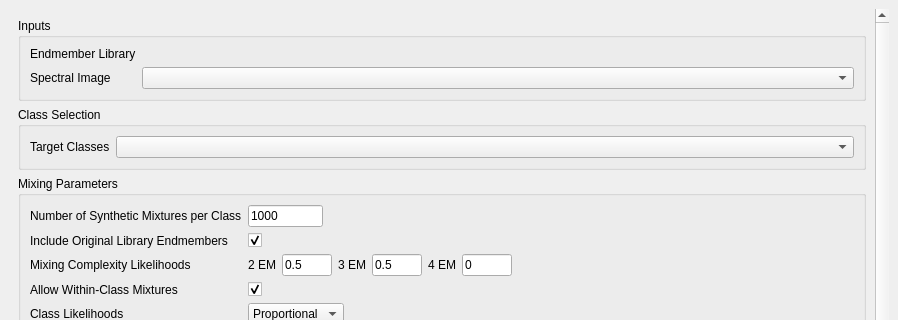
Old version of the form enmapbox/coreapps/enmapboxapplications/synthmixapp/ui/main.ui in the repository jakimowb/enmapbox_testmigration2; both pictures show x 0 to 898 and y 0 to 320 of the 898 by 651 pixel window.
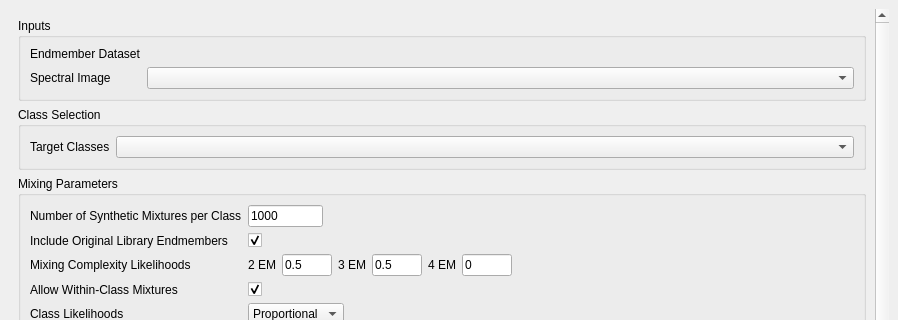
New version of the form. Icons and pictures are not drawn. Custom widgets are drawn as their Qt base class.

Patch:
```diff
--- a/enmapbox/coreapps/enmapboxapplications/synthmixapp/ui/main.ui
+++ b/enmapbox/coreapps/enmapboxapplications/synthmixapp/ui/main.ui
@@ -34,8 +34,8 @@
         <rect>
          <x>0</x>
          <y>0</y>
-         <width>855</width>
-         <height>745</height>
+         <width>863</width>
+         <height>645</height>
         </rect>
        </property>
        <layout class="QVBoxLayout" name="verticalLayout_3">
@@ -48,24 +48,10 @@
            <item row="0" column="0">
             <widget class="QLabel" name="label">
              <property name="text">
-              <string>Endmember Library</string>
+              <string>Endmember Dataset</string>
              </property>
             </widget>
            </item>
-           <item row="0" column="1">
-            <layout class="QHBoxLayout" name="horizontalLayout_2" stretch="0">
-             <item>
-              <widget class="UiLabeledLibrary" name="uiLabeledLibrary_" native="true">
-               <property name="minimumSize">
-                <size>
-                 <width>50</width>
-                 <height>0</height>
-                </size>
-               </property>
-              </widget>
-             </item>
-            </layout>
-           </item>
            <item row="1" column="0">
             <widget class="QLabel" name="label_14">
              <property name="text">
@@ -83,6 +69,9 @@
              </property>
             </widget>
            </item>
+           <item row="0" column="1">
+            <widget class="ProcessingParameterClassificationDatasetWidget" name="uiLabeledLibrary_" native="true"/>
+           </item>
           </layout>
          </widget>
         </item>
@@ -413,8 +402,8 @@
                  <string>&lt;!DOCTYPE HTML PUBLIC &quot;-//W3C//DTD HTML 4.0//EN&quot; &quot;http://www.w3.org/TR/REC-html40/strict.dtd&quot;&gt;
 &lt;html&gt;&lt;head&gt;&lt;meta name=&quot;qrichtext&quot; content=&quot;1&quot; /&gt;&lt;style type=&quot;text/css&quot;&gt;
 p, li { white-space: pre-wrap; }
-&lt;/style&gt;&lt;/head&gt;&lt;body style=&quot; font-family:'MS Shell Dlg 2'; font-size:7.8pt; font-weight:400; font-style:normal;&quot;&gt;
-&lt;p style=&quot;-qt-paragraph-type:empty; margin-top:0px; margin-bottom:0px; margin-left:0px; margin-right:0px; -qt-block-indent:0; text-indent:0px;&quot;&gt;&lt;br /&gt;&lt;/p&gt;&lt;/body&gt;&lt;/html&gt;</string>
+&lt;/style&gt;&lt;/head&gt;&lt;body style=&quot; font-family:'MS Shell Dlg 2'; font-size:8.25pt; font-weight:400; font-style:normal;&quot;&gt;
+&lt;p style=&quot;-qt-paragraph-type:empty; margin-top:0px; margin-bottom:0px; margin-left:0px; margin-right:0px; -qt-block-indent:0; text-indent:0px; font-size:7.8pt;&quot;&gt;&lt;br /&gt;&lt;/p&gt;&lt;/body&gt;&lt;/html&gt;</string>
                 </property>
                </widget>
               </item>
@@ -765,7 +754,7 @@
      <x>0</x>
      <y>0</y>
      <width>898</width>
-     <height>26</height>
+     <height>21</height>
     </rect>
    </property>
   </widget>
@@ -794,9 +783,9 @@
    <header>qgsmaplayercombobox.h</header>
   </customwidget>
   <customwidget>
-   <class>UiLabeledLibrary</class>
+   <class>ProcessingParameterClassificationDatasetWidget</class>
    <extends>QWidget</extends>
-   <header>enmapboxapplications.widgets.core</header>
+   <header>enmapboxprocessing.parameter.processingparameterclassificationdatasetwidget</header>
    <container>1</container>
   </customwidget>
  </customwidgets>
```
